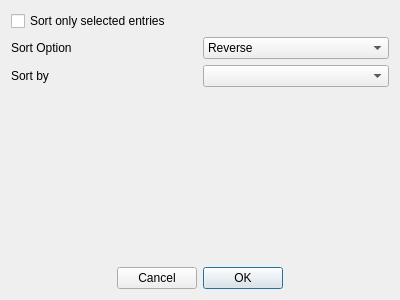
Before: the Qt Designer form design/sortdialog.ui in kokimame/joytan, drawn with Qt 5.
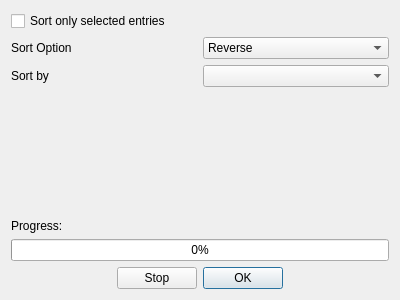
After: the same form once the commit is applied.

Patch:
```diff
--- a/design/sortdialog.ui
+++ b/design/sortdialog.ui
@@ -73,6 +73,37 @@
      </property>
     </spacer>
    </item>
+   <item>
+    <layout class="QHBoxLayout" name="horizontalLayout_4">
+     <item>
+      <widget class="QLabel" name="label_3">
+       <property name="text">
+        <string>Progress:</string>
+       </property>
+      </widget>
+     </item>
+     <item>
+      <widget class="QLabel" name="pgMsg">
+       <property name="sizePolicy">
+        <sizepolicy hsizetype="MinimumExpanding" vsizetype="Preferred">
+         <horstretch>0</horstretch>
+         <verstretch>0</verstretch>
+        </sizepolicy>
+       </property>
+       <property name="text">
+        <string/>
+       </property>
+      </widget>
+     </item>
+    </layout>
+   </item>
+   <item>
+    <widget class="QProgressBar" name="progressBar">
+     <property name="value">
+      <number>0</number>
+     </property>
+    </widget>
+   </item>
    <item>
     <layout class="QHBoxLayout" name="horizontalLayout_3">
      <item>
@@ -91,7 +122,7 @@
      <item>
       <widget class="QPushButton" name="cancelBtn">
        <property name="text">
-        <string>Cancel</string>
+        <string>Stop</string>
        </property>
       </widget>
      </item>
```
Left out of the diff: 6 changed lines with no effect on the pictures.
